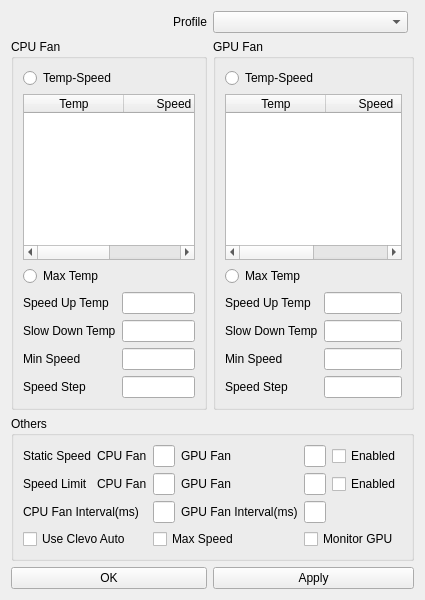
Qt form src/ui/config.ui (elight2/ClevoFanControl) before a commit.
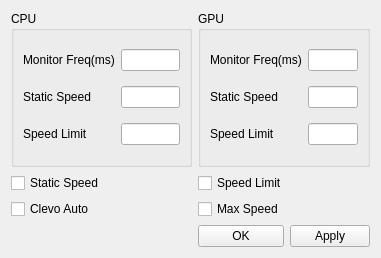
The same form after that commit. Icons and pictures are not drawn.

Commit message: config system update

```diff
--- a/src/ui/config.ui
+++ b/src/ui/config.ui
@@ -9,8 +9,8 @@
    <rect>
     <x>0</x>
     <y>0</y>
-    <width>421</width>
-    <height>600</height>
+    <width>381</width>
+    <height>258</height>
    </rect>
   </property>
   <property name="windowTitle">
@@ -23,371 +23,126 @@
   <property name="toolTip">
    <string>Clevo Fan Control</string>
   </property>
-  <layout class="QGridLayout" name="gridLayout_2">
+  <layout class="QGridLayout" name="gridLayout">
+   <item row="2" column="1" colspan="2">
+    <widget class="QCheckBox" name="checkBox_2">
+     <property name="text">
+      <string>Speed Limit</string>
+     </property>
+    </widget>
+   </item>
+   <item row="3" column="1">
+    <widget class="QCheckBox" name="checkBox_4">
+     <property name="text">
+      <string>Max Speed</string>
+     </property>
+    </widget>
+   </item>
    <item row="0" column="0">
-    <layout class="QGridLayout" name="gridLayout" rowstretch="10,0,0,0" columnstretch="1,1,0">
-     <item row="3" column="0">
-      <widget class="QPushButton" name="pushButton">
-       <property name="text">
-        <string>OK</string>
-       </property>
-      </widget>
-     </item>
-     <item row="3" column="1" colspan="2">
-      <widget class="QPushButton" name="pushButton_2">
-       <property name="text">
-        <string>Apply</string>
-       </property>
-      </widget>
-     </item>
-     <item row="1" column="0">
-      <widget class="QGroupBox" name="groupBox_2">
-       <property name="title">
-        <string>CPU Fan</string>
-       </property>
-       <layout class="QGridLayout" name="gridLayout_5">
-        <item row="0" column="0">
-         <layout class="QGridLayout" name="gridLayout_4">
-          <item row="0" column="0">
-           <widget class="QRadioButton" name="radioButton">
-            <property name="text">
-             <string>Temp-Speed</string>
-            </property>
-           </widget>
-          </item>
-          <item row="1" column="0">
-           <widget class="QTableWidget" name="tableWidget">
-            <property name="sizePolicy">
-             <sizepolicy hsizetype="Expanding" vsizetype="Expanding">
-              <horstretch>0</horstretch>
-              <verstretch>0</verstretch>
-             </sizepolicy>
-            </property>
-            <attribute name="horizontalHeaderVisible">
-             <bool>true</bool>
-            </attribute>
-            <attribute name="horizontalHeaderCascadingSectionResizes">
-             <bool>false</bool>
-            </attribute>
-            <attribute name="horizontalHeaderMinimumSectionSize">
-             <number>100</number>
-            </attribute>
-            <attribute name="horizontalHeaderDefaultSectionSize">
-             <number>100</number>
-            </attribute>
-            <attribute name="horizontalHeaderShowSortIndicator" stdset="0">
-             <bool>false</bool>
-            </attribute>
-            <attribute name="verticalHeaderVisible">
-             <bool>false</bool>
-            </attribute>
-            <column>
-             <property name="text">
-              <string>Temp</string>
-             </property>
-            </column>
-            <column>
-             <property name="text">
-              <string>Speed</string>
-             </property>
-            </column>
-           </widget>
-          </item>
-          <item row="2" column="0">
-           <widget class="QRadioButton" name="radioButton_2">
-            <property name="text">
-             <string>Max Temp</string>
-            </property>
-           </widget>
-          </item>
-          <item row="3" column="0">
-           <layout class="QGridLayout" name="gridLayout_3">
-            <item row="0" column="0">
-             <widget class="QLabel" name="label_3">
-              <property name="text">
-               <string>Speed Up Temp</string>
-              </property>
-             </widget>
-            </item>
-            <item row="2" column="1">
-             <widget class="QLineEdit" name="lineEdit_4"/>
-            </item>
-            <item row="0" column="1">
-             <widget class="QLineEdit" name="lineEdit"/>
-            </item>
-            <item row="1" column="0">
-             <widget class="QLabel" name="label_4">
-              <property name="text">
-               <string>Slow Down Temp</string>
-              </property>
-             </widget>
-            </item>
-            <item row="3" column="1">
-             <widget class="QLineEdit" name="lineEdit_5"/>
-            </item>
-            <item row="3" column="0">
-             <widget class="QLabel" name="label_7">
-              <property name="text">
-               <string>Speed Step</string>
-              </property>
-             </widget>
-            </item>
-            <item row="1" column="1">
-             <widget class="QLineEdit" name="lineEdit_2"/>
-            </item>
-            <item row="2" column="0">
-             <widget class="QLabel" name="label_6">
-              <property name="text">
-               <string>Min Speed</string>
-              </property>
-             </widget>
-            </item>
-           </layout>
-          </item>
-         </layout>
-        </item>
-       </layout>
-      </widget>
-     </item>
-     <item row="1" column="1" colspan="2">
-      <widget class="QGroupBox" name="groupBox_3">
-       <property name="title">
-        <string>GPU Fan</string>
-       </property>
-       <layout class="QGridLayout" name="gridLayout_18">
-        <item row="0" column="0">
-         <layout class="QGridLayout" name="gridLayout_13">
-          <item row="0" column="0">
-           <widget class="QRadioButton" name="radioButton_11">
-            <property name="text">
-             <string>Temp-Speed</string>
-            </property>
-           </widget>
-          </item>
-          <item row="1" column="0">
-           <widget class="QTableWidget" name="tableWidget_6">
-            <attribute name="horizontalHeaderVisible">
-             <bool>true</bool>
-            </attribute>
-            <attribute name="horizontalHeaderCascadingSectionResizes">
-             <bool>false</bool>
-            </attribute>
-            <attribute name="horizontalHeaderMinimumSectionSize">
-             <number>100</number>
-            </attribute>
-            <attribute name="horizontalHeaderDefaultSectionSize">
-             <number>100</number>
-            </attribute>
-            <attribute name="horizontalHeaderShowSortIndicator" stdset="0">
-             <bool>false</bool>
-            </attribute>
-            <attribute name="verticalHeaderVisible">
-             <bool>false</bool>
-            </attribute>
-            <column>
-             <property name="text">
-              <string>Temp</string>
-             </property>
-            </column>
-            <column>
-             <property name="text">
-              <string>Speed</string>
-             </property>
-            </column>
-           </widget>
-          </item>
-          <item row="2" column="0">
-           <widget class="QRadioButton" name="radioButton_12">
-            <property name="text">
-             <string>Max Temp</string>
-            </property>
-           </widget>
-          </item>
-          <item row="3" column="0">
-           <layout class="QGridLayout" name="gridLayout_17">
-            <item row="2" column="1">
-             <widget class="QLineEdit" name="lineEdit_29"/>
-            </item>
-            <item row="3" column="1">
-             <widget class="QLineEdit" name="lineEdit_0"/>
-            </item>
-            <item row="1" column="0">
-             <widget class="QLabel" name="label_29">
-              <property name="text">
-               <string>Slow Down Temp</string>
-              </property>
-             </widget>
-            </item>
-            <item row="3" column="0">
-             <widget class="QLabel" name="label_32">
-              <property name="text">
-               <string>Speed Step</string>
-              </property>
-             </widget>
-            </item>
-            <item row="2" column="0">
-             <widget class="QLabel" name="label_31">
-              <property name="text">
-               <string>Min Speed</string>
-              </property>
-             </widget>
-            </item>
-            <item row="0" column="0">
-             <widget class="QLabel" name="label_28">
-              <property name="text">
-               <string>Speed Up Temp</string>
-              </property>
-             </widget>
-            </item>
-            <item row="0" column="1">
-             <widget class="QLineEdit" name="lineEdit_26"/>
-            </item>
-            <item row="1" column="1">
-             <widget class="QLineEdit" name="lineEdit_27"/>
-            </item>
-           </layout>
-          </item>
-         </layout>
-        </item>
-       </layout>
-      </widget>
-     </item>
-     <item row="2" column="0" colspan="3">
-      <widget class="QGroupBox" name="groupBox">
-       <property name="title">
-        <string>Others</string>
-       </property>
-       <layout class="QGridLayout" name="gridLayout_23">
-        <item row="0" column="0" colspan="2">
-         <layout class="QGridLayout" name="gridLayout_22" columnstretch="0,0,0,0,0,0,0">
-          <item row="1" column="0">
-           <widget class="QLabel" name="label_2">
-            <property name="text">
-             <string>Static Speed</string>
-            </property>
-           </widget>
-          </item>
-          <item row="2" column="2">
-           <widget class="QLineEdit" name="lineEdit_36"/>
-          </item>
-          <item row="3" column="3">
-           <widget class="QLabel" name="label_9">
-            <property name="text">
-             <string>GPU Fan Interval(ms)</string>
-            </property>
-           </widget>
-          </item>
-          <item row="2" column="3">
-           <widget class="QLabel" name="label_42">
-            <property name="text">
-             <string>GPU Fan</string>
-            </property>
-           </widget>
-          </item>
-          <item row="1" column="1">
-           <widget class="QLabel" name="label_39">
-            <property name="text">
-             <string>CPU Fan</string>
-            </property>
-           </widget>
-          </item>
-          <item row="2" column="4">
-           <widget class="QLineEdit" name="lineEdit_38"/>
-          </item>
-          <item row="1" column="2">
-           <widget class="QLineEdit" name="lineEdit_35"/>
-          </item>
-          <item row="2" column="0">
-           <widget class="QLabel" name="label_38">
-            <property name="text">
-             <string>Speed Limit</string>
-            </property>
-           </widget>
-          </item>
-          <item row="1" column="5" colspan="2">
-           <widget class="QCheckBox" name="checkBox">
-            <property name="text">
-             <string>Enabled</string>
-            </property>
-           </widget>
-          </item>
-          <item row="1" column="3">
-           <widget class="QLabel" name="label_41">
-            <property name="text">
-             <string>GPU Fan</string>
-            </property>
-           </widget>
-          </item>
-          <item row="2" column="1">
-           <widget class="QLabel" name="label_40">
-            <property name="text">
-             <string>CPU Fan</string>
-            </property>
-           </widget>
-          </item>
-          <item row="2" column="5" colspan="2">
-           <widget class="QCheckBox" name="checkBox_2">
-            <property name="text">
-             <string>Enabled</string>
-            </property>
-           </widget>
-          </item>
-          <item row="1" column="4">
-           <widget class="QLineEdit" name="lineEdit_37"/>
-          </item>
-          <item row="3" column="2">
-           <widget class="QLineEdit" name="lineEdit_6"/>
-          </item>
-          <item row="3" column="0" colspan="2">
-           <widget class="QLabel" name="label_8">
-            <property name="text">
-             <string>CPU Fan Interval(ms)</string>
-            </property>
-           </widget>
-          </item>
-          <item row="3" column="4">
-           <widget class="QLineEdit" name="lineEdit_7"/>
-          </item>
-          <item row="4" column="0" colspan="2">
-           <widget class="QCheckBox" name="checkBox_3">
-            <property name="text">
-             <string>Use Clevo Auto</string>
-            </property>
-           </widget>
-          </item>
-          <item row="4" column="2" colspan="2">
-           <widget class="QCheckBox" name="checkBox_4">
-            <property name="text">
-             <string>Max Speed</string>
-            </property>
-           </widget>
-          </item>
-          <item row="4" column="4" colspan="3">
-           <widget class="QCheckBox" name="checkBox_5">
-            <property name="text">
-             <string>Monitor GPU</string>
-            </property>
-           </widget>
-          </item>
-         </layout>
-        </item>
-       </layout>
-      </widget>
-     </item>
-     <item row="0" column="1">
-      <widget class="QComboBox" name="comboBox"/>
-     </item>
-     <item row="0" column="0">
-      <widget class="QLabel" name="label">
-       <property name="text">
-        <string>Profile</string>
-       </property>
-       <property name="alignment">
-        <set>Qt::AlignmentFlag::AlignRight|Qt::AlignmentFlag::AlignTrailing|Qt::AlignmentFlag::AlignVCenter</set>
-       </property>
-      </widget>
-     </item>
-    </layout>
+    <widget class="QGroupBox" name="groupBox">
+     <property name="title">
+      <string>CPU</string>
+     </property>
+     <layout class="QGridLayout" name="gridLayout_3">
+      <item row="2" column="2">
+       <widget class="QLineEdit" name="lineEdit_35"/>
+      </item>
+      <item row="1" column="1">
+       <widget class="QLabel" name="label_8">
+        <property name="text">
+         <string>Monitor Freq(ms)</string>
+        </property>
+       </widget>
+      </item>
+      <item row="1" column="2">
+       <widget class="QLineEdit" name="lineEdit_6"/>
+      </item>
+      <item row="2" column="1">
+       <widget class="QLabel" name="label_2">
+        <property name="text">
+         <string>Static Speed</string>
+        </property>
+       </widget>
+      </item>
+      <item row="3" column="1">
+       <widget class="QLabel" name="label_38">
+        <property name="text">
+         <string>Speed Limit</string>
+        </property>
+       </widget>
+      </item>
+      <item row="3" column="2">
+       <widget class="QLineEdit" name="lineEdit_36"/>
+      </item>
+     </layout>
+    </widget>
+   </item>
+   <item row="2" column="0">
+    <widget class="QCheckBox" name="checkBox">
+     <property name="text">
+      <string>Static Speed</string>
+     </property>
+    </widget>
+   </item>
+   <item row="3" column="0">
+    <widget class="QCheckBox" name="checkBox_3">
+     <property name="text">
+      <string>Clevo Auto</string>
+     </property>
+    </widget>
+   </item>
+   <item row="0" column="1" colspan="2">
+    <widget class="QGroupBox" name="groupBox_2">
+     <property name="title">
+      <string>GPU</string>
+     </property>
+     <layout class="QGridLayout" name="gridLayout_4">
+      <item row="1" column="1">
+       <widget class="QLineEdit" name="lineEdit_37"/>
+      </item>
+      <item row="0" column="0">
+       <widget class="QLabel" name="label_9">
+        <property name="text">
+         <string>Monitor Freq(ms)</string>
+        </property>
+       </widget>
+      </item>
+      <item row="1" column="0">
+       <widget class="QLabel" name="label">
+        <property name="text">
+         <string>Static Speed</string>
+        </property>
+       </widget>
+      </item>
+      <item row="0" column="1">
+       <widget class="QLineEdit" name="lineEdit_7"/>
+      </item>
+      <item row="2" column="0">
+       <widget class="QLabel" name="label_3">
+        <property name="text">
+         <string>Speed Limit</string>
+        </property>
+       </widget>
+      </item>
+      <item row="2" column="1">
+       <widget class="QLineEdit" name="lineEdit_38"/>
+      </item>
+     </layout>
+    </widget>
+   </item>
+   <item row="5" column="2">
+    <widget class="QPushButton" name="pushButton_2">
+     <property name="text">
+      <string>Apply</string>
+     </property>
+    </widget>
+   </item>
+   <item row="5" column="1">
+    <widget class="QPushButton" name="pushButton">
+     <property name="text">
+      <string>OK</string>
+     </property>
+    </widget>
    </item>
   </layout>
  </widget>
```
Left out of the diff: 2 changed lines with no effect on the pictures. The commit also changes 7 other files.
